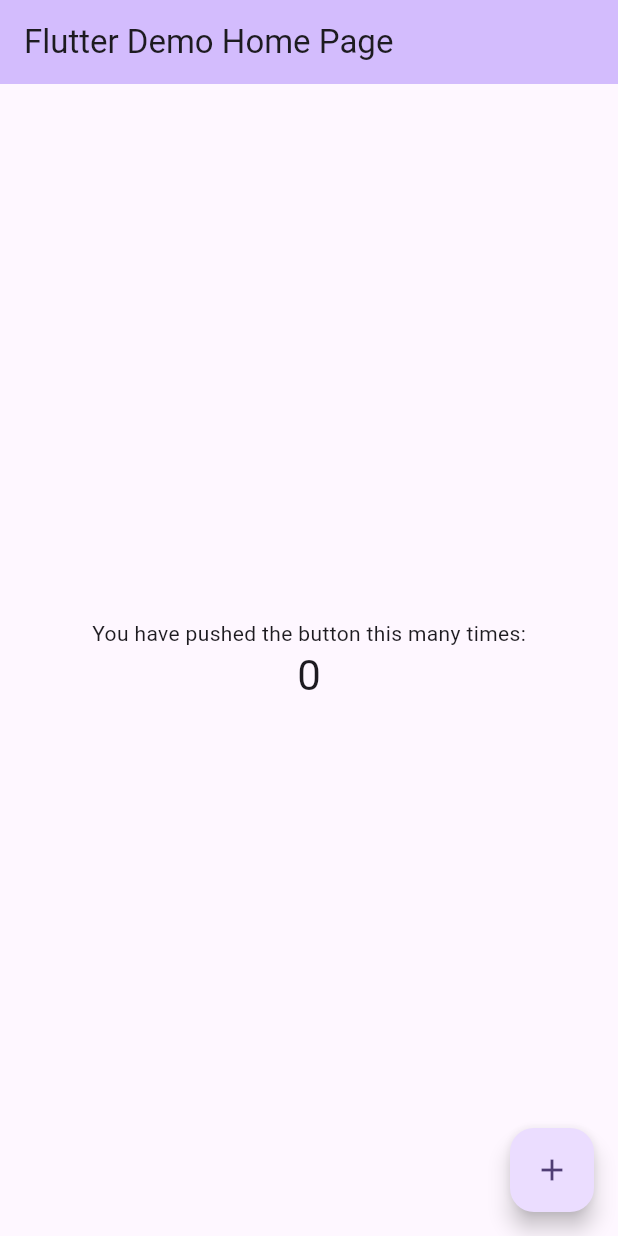
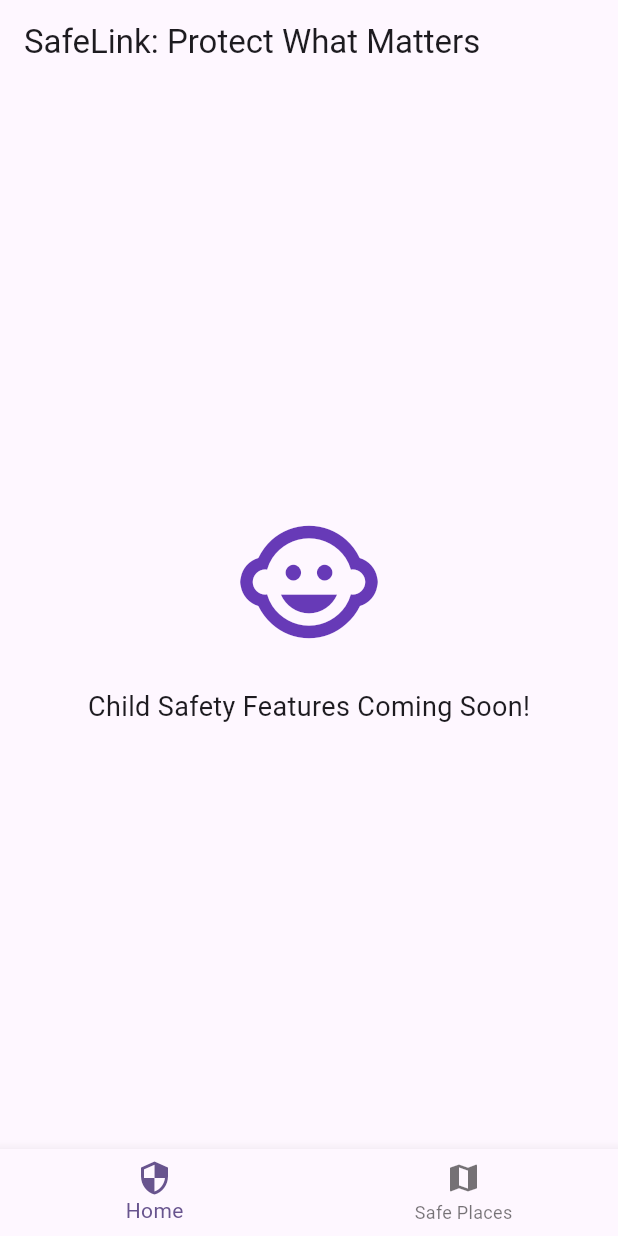
Before and after one commit to MohitRathi1/SafeLink, a Flutter app: the screen it shows after launch, on a phone screen of 412 x 824 dp. Run offline on Flutter 3.47's test engine with Material 3 defaults, Android fonts, the light colour scheme and no system bars; our stand-ins replace geolocator, google_maps_flutter; missing offline and left inert: flutter_polyline_points.

Commit message:
implementing safeplace feature.

```diff
--- /dev/null
+++ b/clinte/lib/components/bottom_nav_bar.dart
@@ -0,0 +1,30 @@
+import 'package:flutter/material.dart';
+
+class BottomNavBar extends StatelessWidget {
+  final int currentIndex;
+  final Function(int) onTap;
+
+  const BottomNavBar({
+    super.key,
+    required this.currentIndex,
+    required this.onTap,
+  });
+
+  @override
+  Widget build(BuildContext context) {
+    return BottomNavigationBar(
+      currentIndex: currentIndex,
+      onTap: onTap,
+      items: const [
+        BottomNavigationBarItem(
+          icon: Icon(Icons.security),
+          label: 'Home',
+        ),
+        BottomNavigationBarItem(
+          icon: Icon(Icons.map),
+          label: 'Safe Places',
+        ),
+      ],
+    );
+  }
+}
--- a/clinte/lib/main.dart
+++ b/clinte/lib/main.dart
@@ -1,4 +1,199 @@
+// import 'package:flutter/material.dart';
+// import 'package:geolocator/geolocator.dart';
+// import 'package:google_maps_flutter/google_maps_flutter.dart';
+// import 'package:http/http.dart' as http;
+// import 'dart:convert';
+// import 'package:flutter_polyline_points/flutter_polyline_points.dart';
+
+// import 'core/services/api_service.dart'; // make sure this is implemented correctly
+
+// void main() {
+//   runApp(const MyApp());
+// }
+
+// class MyApp extends StatelessWidget {
+//   const MyApp({super.key});
+
+//   @override
+//   Widget build(BuildContext context) {
+//     return MaterialApp(
+//       title: 'SafeLink',
+//       theme: ThemeData(
+//         colorScheme: ColorScheme.fromSeed(seedColor: Colors.deepPurple),
+//         useMaterial3: true,
+//       ),
+//       home: const MyHomePage(title: 'SafeLink: Find Safe Points'),
+//     );
+//   }
+// }
+
+// class MyHomePage extends StatefulWidget {
+//   const MyHomePage({super.key, required this.title});
+//   final String title;
+
+//   @override
+//   State<MyHomePage> createState() => _MyHomePageState();
+// }
+
+// class _MyHomePageState extends State<MyHomePage> {
+//   final ApiService _apiService = ApiService();
+//   late GoogleMapController mapController;
+//   final Set<Marker> _markers = {};
+//   final Set<Polyline> _polylines = {};
+//   late Position _currentPosition;
+//   bool _isLoading = true;
+//   List<dynamic> _policeStations = [];
+
+//   @override
+//   void initState() {
+//     super.initState();
+//     _initializeApp();
+//   }
+
+//   void _initializeApp() async {
+//     setState(() => _isLoading = true);
+//     try {
+//       await _getCurrentPosition();
+//       await _getNearbyPoliceStations();
+//     } catch (e) {
+//       print("Error initializing app: $e");
+//     } finally {
+//       setState(() => _isLoading = false);
+//     }
+//   }
+
+//   Future<void> _getCurrentPosition() async {
+//     bool serviceEnabled = await Geolocator.isLocationServiceEnabled();
+//     if (!serviceEnabled) {
+//       return Future.error('Location services are disabled');
+//     }
+
+//     LocationPermission permission = await Geolocator.checkPermission();
+//     if (permission == LocationPermission.denied) {
+//       permission = await Geolocator.requestPermission();
+//       if (permission == LocationPermission.denied) {
+//         return Future.error('Location permissions are denied');
+//       }
+//     }
+
+//     if (permission == LocationPermission.deniedForever) {
+//       return Future.error('Location permissions are permanently denied');
+//     }
+
+//     _currentPosition = await Geolocator.getCurrentPosition(desiredAccuracy: LocationAccuracy.high);
+//   }
+
+//   Future<void> _getNearbyPoliceStations() async {
+//     final stations = await _apiService.getNearbyPoliceStations(_currentPosition);
+//     setState(() {
+//       _policeStations = stations;
+//     });
+//   }
+
+//   Future<void> _displayMapWithStation(Map<String, dynamic> station) async {
+//     setState(() {
+//       _markers.clear();
+//       _polylines.clear();
+//     });
+
+//     final stationLatLng = LatLng(
+//       station['geometry']['location']['lat'],
+//       station['geometry']['location']['lng'],
+//     );
+
+//     _markers.add(Marker(
+//       markerId: const MarkerId('user_location'),
+//       position: LatLng(_currentPosition.latitude, _currentPosition.longitude),
+//       infoWindow: const InfoWindow(title: 'Your Location'),
+//     ));
+
+//     _markers.add(Marker(
+//       markerId: const MarkerId('police_station'),
+//       position: stationLatLng,
+//       infoWindow: InfoWindow(title: station['name']),
+//       icon: BitmapDescriptor.defaultMarkerWithHue(BitmapDescriptor.hueBlue),
+//     ));
+
+//     await _getRouteAndDrawPolyline(_currentPosition, stationLatLng);
+
+//     mapController.animateCamera(CameraUpdate.newLatLngZoom(stationLatLng, 15));
+//   }
+
+//   Future<void> _getRouteAndDrawPolyline(Position start, LatLng end) async {
+//     final url =
+//         'https://maps.googleapis.com/maps/api/directions/json?origin=${start.latitude},${start.longitude}&destination=${end.latitude},${end.longitude}&key=${_apiService.googleMapsApiKey}';
+
+//     final response = await http.get(Uri.parse(url));
+//     if (response.statusCode == 200) {
+//       final data = json.decode(response.body);
+//       final points = data['routes'][0]['overview_polyline']['points'];
+//       List<PointLatLng> result = PolylinePoints.decodePolyline(points);
+//       List<LatLng> polylineCoordinates =
+//           result.map((p) => LatLng(p.latitude, p.longitude)).toList();
+
+//       setState(() {
+//         _polylines.add(Polyline(
+//           polylineId: const PolylineId('route'),
+//           points: polylineCoordinates,
+//           color: Colors.red,
+//           width: 4,
+//         ));
+//       });
+//     }
+//   }
+
+//   @override
+//   Widget build(BuildContext context) {
+//     return Scaffold(
+//       appBar: AppBar(
+//         title: Text(widget.title),
+//       ),
+//       body: _isLoading
+//           ? const Center(child: CircularProgressIndicator())
+//           : Column(
+//               children: [
+//                 Expanded(
+//                   flex: 2,
+//                   child: ListView.builder(
+//                     itemCount: _policeStations.length,
+//                     itemBuilder: (context, index) {
+//                       final station = _policeStations[index];
+//                       return Card(
+//                         margin: const EdgeInsets.all(8),
+//                         elevation: 4,
+//                         child: ListTile(
+//                           leading: const Icon(Icons.local_police),
+//                           title: Text(station['name']),
+//                           subtitle: Text(station['vicinity'] ?? 'No address'),
+//                           onTap: () => _displayMapWithStation(station),
+//                         ),
+//                       );
+//                     },
+//                   ),
+//                 ),
+//                 Expanded(
+//                   flex: 3,
+//                   child: GoogleMap(
+//                     onMapCreated: (controller) {
+//                       mapController = controller;
+//                     },
+//                     initialCameraPosition: CameraPosition(
+//                       target: LatLng(_currentPosition.latitude, _currentPosition.longitude),
+//                       zoom: 14.0,
+//                     ),
+//                     markers: _markers,
+//                     polylines: _polylines,
+//                   ),
+//                 ),
+//               ],
+//             ),
+//     );
+//   }
+// }
+
 import 'package:flutter/material.dart';
+import 'pages/home_page.dart';
+import 'pages/safe_places_page.dart';
 
 void main() {
   runApp(const MyApp());
@@ -7,116 +202,15 @@ void main() {
 class MyApp extends StatelessWidget {
   const MyApp({super.key});
 
-  // This widget is the root of your application.
   @override
   Widget build(BuildContext context) {
     return MaterialApp(
-      title: 'Flutter Demo',
+      title: 'SafeLink',
       theme: ThemeData(
-        // This is the theme of your application.
-        //
-        // TRY THIS: Try running your application with "flutter run". You'll see
-        // the application has a purple toolbar. Then, without quitting the app,
-        // try changing the seedColor in the colorScheme below to Colors.green
-        // and then invoke "hot reload" (save your changes or press the "hot
-        // reload" button in a Flutter-supported IDE, or press "r" if you used
-        // the command line to start the app).
-        //
-        // Notice that the counter didn't reset back to zero; the application
-        // state is not lost during the reload. To reset the state, use hot
-        // restart instead.
-        //
-        // This works for code too, not just values: Most code changes can be
-        // tested with just a hot reload.
         colorScheme: ColorScheme.fromSeed(seedColor: Colors.deepPurple),
+        useMaterial3: true,
       ),
-      home: const MyHomePage(title: 'Flutter Demo Home Page'),
+      home: const HomePage(),
     );
   }
 }
-
-class MyHomePage extends StatefulWidget {
-  const MyHomePage({super.key, required this.title});
-
-  // This widget is the home page of your application. It is stateful, meaning
-  // that it has a State object (defined below) that contains fields that affect
-  // how it looks.
-
-  // This class is the configuration for the state. It holds the values (in this
-  // case the title) provided by the parent (in this case the App widget) and
-  // used by the build method of the State. Fields in a Widget subclass are
-  // always marked "final".
-
-  final String title;
-
-  @override
-  State<MyHomePage> createState() => _MyHomePageState();
-}
-
-class _MyHomePageState extends State<MyHomePage> {
-  int _counter = 0;
-
-  void _incrementCounter() {
-    setState(() {
-      // This call to setState tells the Flutter framework that something has
-      // changed in this State, which causes it to rerun the build method below
-      // so that the display can reflect the updated values. If we changed
-      // _counter without calling setState(), then the build method would not be
-      // called again, and so nothing would appear to happen.
-      _counter++;
-    });
-  }
-
-  @override
-  Widget build(BuildContext context) {
-    // This method is rerun every time setState is called, for instance as done
-    // by the _incrementCounter method above.
-    //
-    // The Flutter framework has been optimized to make rerunning build methods
-    // fast, so that you can just rebuild anything that needs updating rather
-    // than having to individually change instances of widgets.
-    return Scaffold(
-      appBar: AppBar(
-        // TRY THIS: Try changing the color here to a specific color (to
-        // Colors.amber, perhaps?) and trigger a hot reload to see the AppBar
-        // change color while the other colors stay the same.
-        backgroundColor: Theme.of(context).colorScheme.inversePrimary,
-        // Here we take the value from the MyHomePage object that was created by
-        // the App.build method, and use it to set our appbar title.
-        title: Text(widget.title),
-      ),
-      body: Center(
-        // Center is a layout widget. It takes a single child and positions it
-        // in the middle of the parent.
-        child: Column(
-          // Column is also a layout widget. It takes a list of children and
-          // arranges them vertically. By default, it sizes itself to fit its
-          // children horizontally, and tries to be as tall as its parent.
-          //
-          // Column has various properties to control how it sizes itself and
-          // how it positions its children. Here we use mainAxisAlignment to
-          // center the children vertically; the main axis here is the vertical
-          // axis because Columns are vertical (the cross axis would be
-          // horizontal).
-          //
-          // TRY THIS: Invoke "debug painting" (choose the "Toggle Debug Paint"
-          // action in the IDE, or press "p" in the console), to see the
-          // wireframe for each widget.
-          mainAxisAlignment: MainAxisAlignment.center,
-          children: <Widget>[
-            const Text('You have pushed the button this many times:'),
-            Text(
-              '$_counter',
-              style: Theme.of(context).textTheme.headlineMedium,
-            ),
-          ],
-        ),
-      ),
-      floatingActionButton: FloatingActionButton(
-        onPressed: _incrementCounter,
-        tooltip: 'Increment',
-        child: const Icon(Icons.add),
-      ), // This trailing comma makes auto-formatting nicer for build methods.
-    );
-  }
-}
--- /dev/null
+++ b/clinte/lib/pages/home_page.dart
@@ -0,0 +1,60 @@
+import 'package:flutter/material.dart';
+import '../components/bottom_nav_bar.dart';
+import 'safe_places_page.dart';
+
+class HomePage extends StatefulWidget {
+  const HomePage({super.key});
+
+  @override
+  State<HomePage> createState() => _HomePageState();
+}
+
+class _HomePageState extends State<HomePage> {
+  int _selectedIndex = 0;
+
+  final List<Widget> _screens = const [
+    ChildSafetyFeatures(),
+    SafePlacesPage(),
+  ];
+
+  void _onTabTapped(int index) {
+    setState(() {
+      _selectedIndex = index;
+    });
+  }
+
+  @override
+  Widget build(BuildContext context) {
+    return Scaffold(
+      appBar: AppBar(
+        title: const Text('SafeLink: Protect What Matters'),
+      ),
+      body: _screens[_selectedIndex],
+      bottomNavigationBar: BottomNavBar(
+        currentIndex: _selectedIndex,
+        onTap: _onTabTapped,
+      ),
+    );
+  }
+}
+
+class ChildSafetyFeatures extends StatelessWidget {
+  const ChildSafetyFeatures({super.key});
+
+  @override
+  Widget build(BuildContext context) {
+    return Center(
+      child: Column(
+        mainAxisAlignment: MainAxisAlignment.center,
+        children: const [
+          Icon(Icons.child_care, size: 100, color: Colors.deepPurple),
+          SizedBox(height: 20),
+          Text(
+            'Child Safety Features Coming Soon!',
+            style: TextStyle(fontSize: 18),
+          ),
+        ],
+      ),
+    );
+  }
+}
--- a/clinte/pubspec.yaml
+++ b/clinte/pubspec.yaml
@@ -30,7 +30,10 @@ environment:
 dependencies:
   flutter:
     sdk: flutter
-
+  http: ^1.5.0
+  geolocator: ^14.0.2
+  google_maps_flutter: ^2.13.1
+  flutter_polyline_points: ^3.0.1
   # The following adds the Cupertino Icons font to your application.
   # Use with the CupertinoIcons class for iOS style icons.
   cupertino_icons: ^1.0.8
```
Also changed, not shown: clinte/lib/core/services/api_service.dart (added, +26 -0 lines), clinte/lib/pages/safe_places_page.dart (added, +154 -0 lines), 2 other files.
